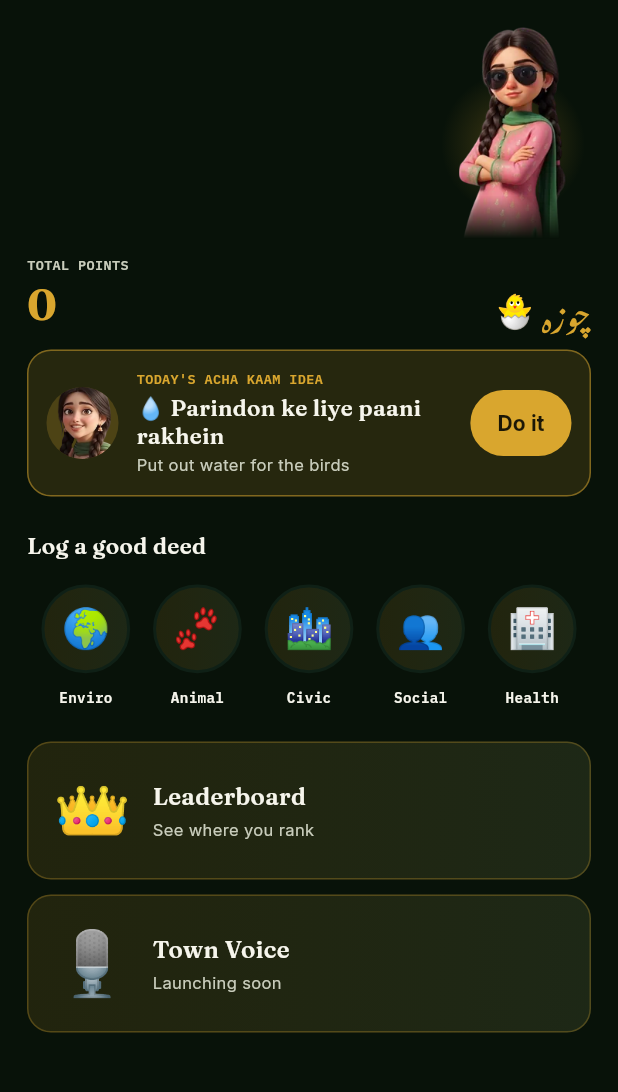
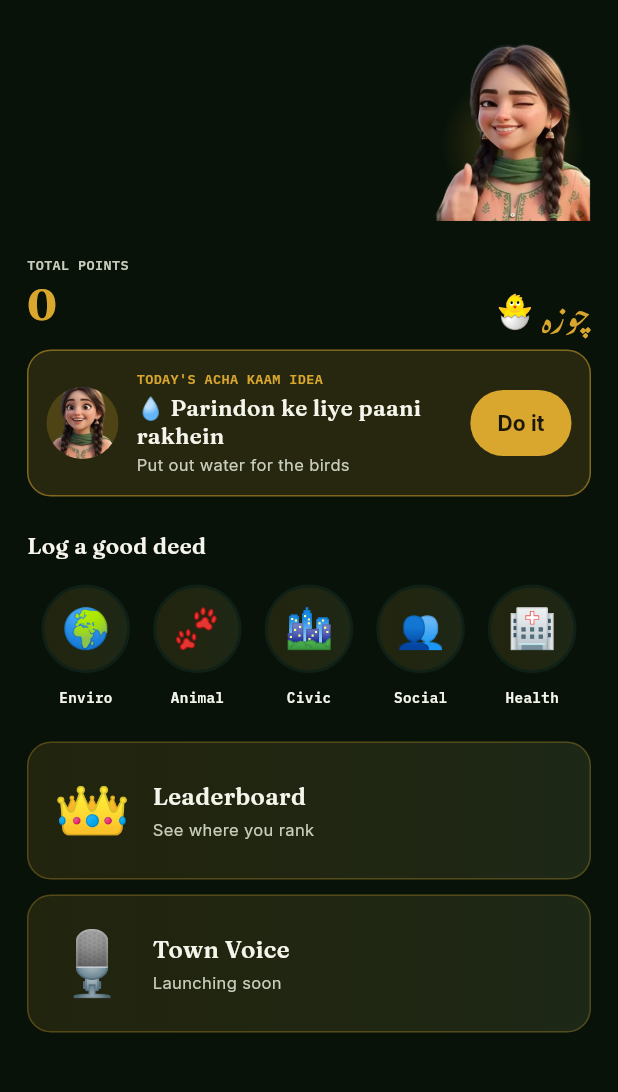
Before and after one commit to musaibnhaseeb-source/acha-karo-appv1, a Flutter app: the HomeScreen screen opened directly, on a phone screen of 412 x 824 dp, the part 57-1149 px from its top. Run offline on Flutter 3.47's test engine with Material 3 defaults, Android fonts, the phone set to English and light mode, and no system bars; our stand-ins replace flutter_local_notifications, geolocator, google_fonts, image_picker, shared_preferences, supabase_flutter and 1 more; missing offline and left inert: gal; accounts and stored records are empty; Roboto replaces fonts that are missing (Noto Nastaliq Urdu).

Commit message:
Guddi pools widened (Musa: mix all images): happy +small +strong; night = rest + happy; cheer +show_phone +small; idea +smile +chatty
worried / frown / power stay fixed; strong stays fixed on milestones & tier-up. guddi_small knee-cropped like the other slim full-body poses. Dev preview ?pool=all shows every pool.

Co-Authored-By: Claude Opus 5.5 <noreply@anthropic.com>

```diff
--- a/lib/widgets/guddi_home.dart
+++ b/lib/widgets/guddi_home.dart
@@ -25,20 +25,21 @@ class GuddiPoses {
   static const proud = '$_dir/guddi_proud.webp'; // sunglasses, arms crossed (slim full body)
   static const pointPhone = '$_dir/guddi_point_phone.webp'; // pointing at the Acha Karo app
   static const showPhone = '$_dir/guddi_show_phone.webp'; // holding the app up (slim full body)
-  // guddi_small (walking / shrug) stays in the first-deed picker, bubble and reminder ask only.
+  static const small = '$_dir/guddi_small.webp'; // walking, easy smile (slim full body)
 
-  // POSE POOLS — each moment rotates through a few poses that fit it (Musa: "different images can
-  // appear randomly"). Moments where the emotion matters (worried, rest, frown, strong, power)
-  // stay fixed.
-  static const happyPool = [smile, chatty, wink, proud, showPhone]; // Home header, everyday
-  static const cheerPool = [cheer, wink, proud]; // done today, thank-you, 3-deed milestone
-  static const ideaPool = [curious, explain, pointPhone]; // idea-card avatar
+  // POSE POOLS — Musa: mix all the Guddi images into rotation. Only the moments where the emotion
+  // matters stay fixed: worried (comeback), frown (rejected), power (top tier only), and strong on
+  // milestones / tier-up (it's also in the everyday pool).
+  static const happyPool = [smile, chatty, wink, proud, showPhone, small, strong]; // Home header
+  static const nightPool = [rest, ...happyPool]; // Home header at night (night treatment applied)
+  static const cheerPool = [cheer, wink, proud, showPhone, small]; // done today, thank-you, 3-deed milestone
+  static const ideaPool = [curious, explain, pointPhone, smile, chatty]; // idea-card avatar
 
   // Slim full-body poses read tiny at header size — shown larger, cropped above the knees.
-  static const tallPoses = {rest, proud, showPhone};
+  static const tallPoses = {rest, proud, showPhone, small};
 
-  static const homePoses = [smile, chatty, wink, proud, showPhone, curious, explain, pointPhone, cheer, worried, frown, rest];
-  static const celebrationPoses = [cheer, wink, proud, strong, power];
+  static const homePoses = [...nightPool, curious, explain, pointPhone, cheer, worried, frown];
+  static const celebrationPoses = [...cheerPool, strong, power];
 }
 
 // Picked once per app open, so Guddi's pose is random between opens but never flickers on
@@ -89,18 +90,18 @@ GuddiHomeMood pickGuddiHomeMood({
   if (!historyLoaded) return m(GuddiPoses.happyPool, null);
 
   if (doneToday) {
-    if (night) return m(const [GuddiPoses.rest], GuddiLines.doneNight);
+    if (night) return m(GuddiPoses.nightPool, GuddiLines.doneNight);
     if (streak >= 2) return m(GuddiPoses.cheerPool, GuddiLines.doneStreak);
     return m(GuddiPoses.cheerPool, GuddiLines.done);
   }
   if (needsFirstDeed) return m(GuddiPoses.happyPool, GuddiLines.firstDeed);
   if (rejectedTodayOnly) return m(const [GuddiPoses.frown], GuddiLines.rejectedToday);
-  if (h < 5) return m(const [GuddiPoses.rest], GuddiLines.lateNight); // after midnight: no nudging
+  if (h < 5) return m(GuddiPoses.nightPool, GuddiLines.lateNight); // after midnight: no nudging
   if (daysSinceLast != null && daysSinceLast >= 3) return m(const [GuddiPoses.worried], GuddiLines.comeback);
   if (streak >= 2 && h < 21) return m(GuddiPoses.happyPool, GuddiLines.streakAlive);
   if (h < 12) return m(GuddiPoses.happyPool, GuddiLines.morning);
   if (h < 17) return m(GuddiPoses.happyPool, GuddiLines.day);
-  return m(GuddiPoses.happyPool, GuddiLines.evening); // evening, and 9 pm–midnight (night treatment)
+  return m(night ? GuddiPoses.nightPool : GuddiPoses.happyPool, GuddiLines.evening); // evening; 9 pm–midnight gets the night pool
 }
 
 // ---------------------------------------------------------------------------------------------
@@ -364,8 +365,10 @@ class AchaKaamIdeaCard extends StatelessWidget {
     GuddiPoses.curious: Alignment(0, -0.85),
     GuddiPoses.explain: Alignment(0.3, -0.9),
     GuddiPoses.pointPhone: Alignment(-0.35, -0.55),
+    GuddiPoses.smile: Alignment(0, -0.8),
+    GuddiPoses.chatty: Alignment(0, -0.8),
   };
-  static const _faceZoom = {GuddiPoses.explain: 1.7, GuddiPoses.pointPhone: 1.6};
+  static const _faceZoom = {GuddiPoses.explain: 1.7, GuddiPoses.pointPhone: 1.6, GuddiPoses.smile: 1.15, GuddiPoses.chatty: 1.15};
 
   @override
   Widget build(BuildContext context) {
```
Also changed, not shown: lib/dev_prototypes/pose_pools_preview.dart (+20 -2 lines), 1 other file.
